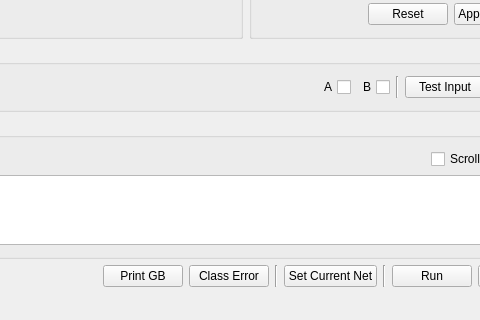
wboler05/pso_neural_net, file frontend/mainwindow.ui: the form before one commit; both pictures show x 609 to 1089 and y 471 to 791 of the 1178 by 791 pixel window.
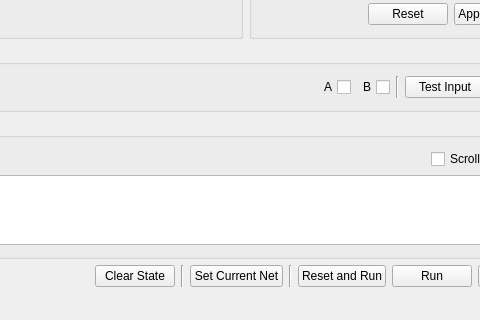
The form after the commit. Custom widgets are drawn as their Qt base class.

Commit message: Able to save and load PSO states.  Requires further testing.

The edit to the form file:
```diff
--- a/frontend/mainwindow.ui
+++ b/frontend/mainwindow.ui
@@ -1120,14 +1120,7 @@
       <item>
        <widget class="QPushButton" name="printGB_btn">
         <property name="text">
-         <string>Print GB</string>
-        </property>
-       </widget>
-      </item>
-      <item>
-       <widget class="QPushButton" name="classError_btn">
-        <property name="text">
-         <string>Class Error</string>
+         <string>Clear State</string>
         </property>
        </widget>
       </item>
@@ -1152,6 +1145,13 @@
         </property>
        </widget>
       </item>
+      <item>
+       <widget class="QPushButton" name="resetAndRun_btn">
+        <property name="text">
+         <string>Reset and Run</string>
+        </property>
+       </widget>
+      </item>
       <item>
        <widget class="QPushButton" name="run_btn">
         <property name="text">
```
Left out of the diff: 13 changed lines with no effect on the pictures. The commit also changes 11 other files.
